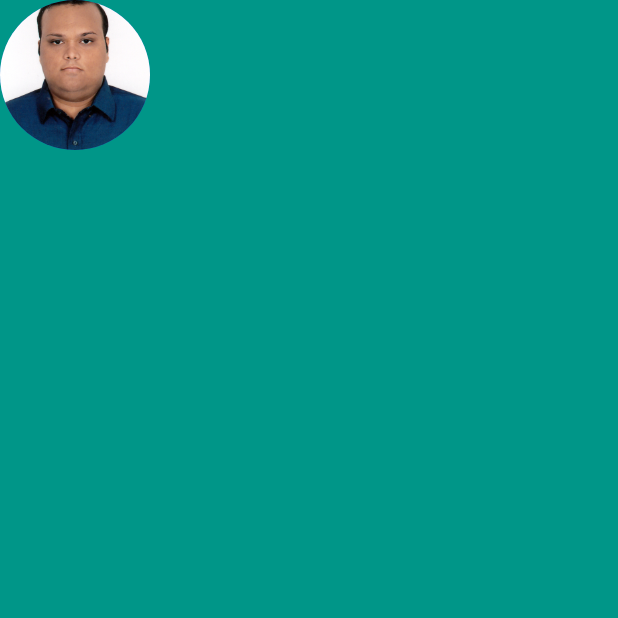
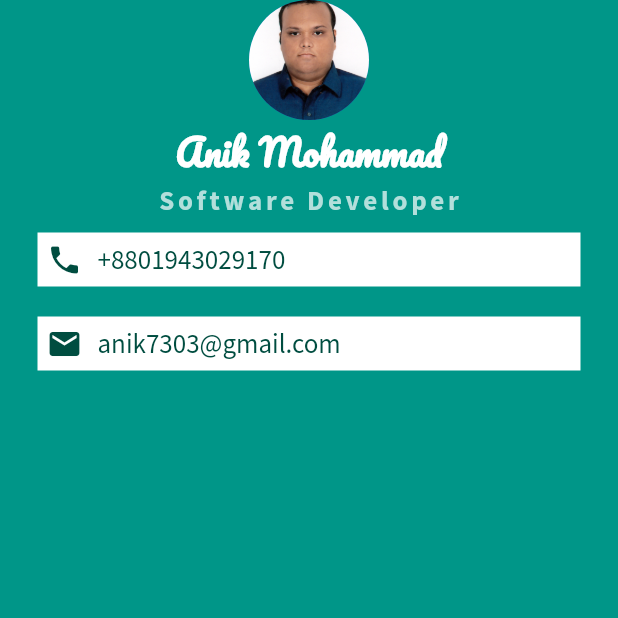
Before and after one commit to Anik7303/flutter-course, a Flutter app: the screen it shows after launch, on a phone screen of 412 x 824 dp, the top half of it. Run offline on Flutter 3.47's test engine with Material 2 defaults, Android fonts, the phone set to English and light mode, and no system bars.

Commit message:
Mi Card structure completed

```diff
--- a/lib/main.dart
+++ b/lib/main.dart
@@ -1,22 +1,96 @@
 import 'package:flutter/material.dart';
+import 'package:flutter/painting.dart';
 
 void main() {
-  runApp(MiCard());
+  runApp(MyApp());
 }
 
-class MiCard extends StatelessWidget {
+class MyApp extends StatelessWidget {
   @override
   Widget build(BuildContext context) {
     return MaterialApp(
       home: Scaffold(
         backgroundColor: Colors.teal,
-        body: Column(
-          children: [
-            CircleAvatar(
-              backgroundImage: AssetImage('images/anik.jpg'),
-              radius: 50.0,
-            )
-          ],
+        body: SafeArea(
+          child: Column(
+            children: [
+              CircleAvatar(
+                backgroundImage: AssetImage('images/anik.jpg'),
+                radius: 40.0,
+              ),
+              Text(
+                'Anik Mohammad',
+                style: TextStyle(
+                  color: Colors.white,
+                  fontFamily: 'Pacifico',
+                  fontSize: 24.0,
+                  fontWeight: FontWeight.bold,
+                ),
+              ),
+              Text(
+                'Software Developer',
+                style: TextStyle(
+                  color: Colors.teal.shade100,
+                  fontFamily: 'SourceSansPro',
+                  fontSize: 18.0,
+                  fontWeight: FontWeight.bold,
+                  letterSpacing: 2.5,
+                ),
+              ),
+              Container(
+                child: Row(
+                  children: [
+                    Icon(
+                      Icons.phone,
+                      color: Colors.teal.shade900,
+                    ),
+                    SizedBox(
+                      width: 10.0,
+                    ),
+                    Text('+8801943029170',
+                        style: TextStyle(
+                          color: Colors.teal.shade900,
+                          fontFamily: 'SourceSansPro',
+                          fontSize: 18.0,
+                        ))
+                  ],
+                ),
+                color: Colors.white,
+                margin: EdgeInsets.symmetric(
+                  vertical: 10.0,
+                  horizontal: 25.0,
+                ),
+                padding: EdgeInsets.all(6.0),
+              ),
+              Container(
+                child: Row(
+                  children: [
+                    Icon(
+                      Icons.email,
+                      color: Colors.teal.shade900,
+                    ),
+                    SizedBox(
+                      width: 10.0,
+                    ),
+                    Text(
+                      'anik7303@gmail.com',
+                      style: TextStyle(
+                        color: Colors.teal.shade900,
+                        fontFamily: 'SourceSansPro',
+                        fontSize: 18.0,
+                      ),
+                    )
+                  ],
+                ),
+                color: Colors.white,
+                margin: EdgeInsets.symmetric(
+                  vertical: 10.0,
+                  horizontal: 25.0,
+                ),
+                padding: EdgeInsets.all(6.0),
+              )
+            ],
+          ),
         ),
       ),
     );
```
Also changed, not shown: pubspec.yaml (+15 -30 lines).
